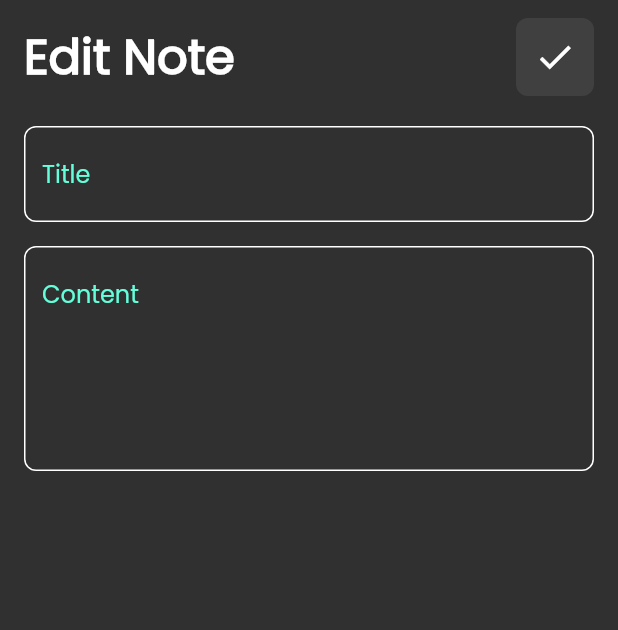
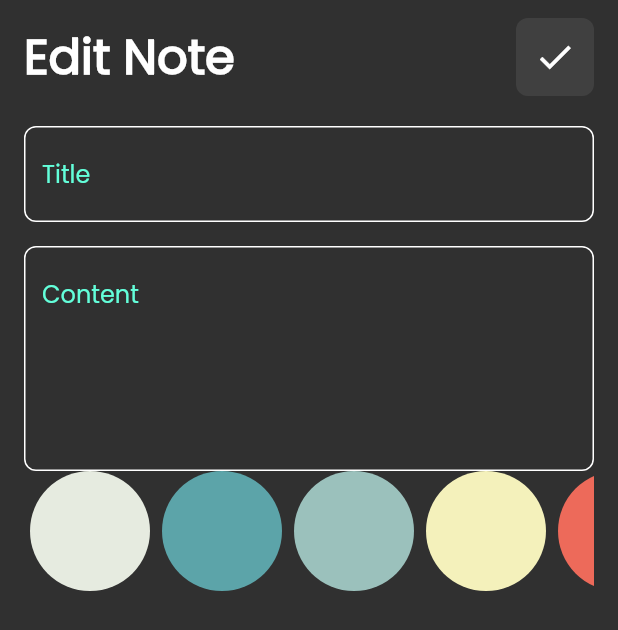
Before and after one commit to osamaahmedalsharabi/note_app, a Flutter app: the EditNoteView screen opened directly with empty values, on a phone screen of 412 x 824 dp. Shown: the top 630 px of the screen. Run offline on Flutter 3.47's test engine with Material 3 defaults, Android fonts, the phone set to English and light mode, and no system bars; our stand-ins replace flutter_bloc, hive, hive_flutter; accounts and stored records are empty.

Commit message:
add colors list for edit screen

```diff
--- /dev/null
+++ b/lib/views/widgets/edit_color_list_view_widget.dart
@@ -0,0 +1,72 @@
+import 'package:flutter/material.dart';
+import 'package:third_note_app/models/note_model.dart';
+
+class ColorItem extends StatelessWidget {
+  const ColorItem({
+    super.key,
+    required this.isActive,
+    required this.color,
+  });
+  final bool isActive;
+  final Color color;
+  @override
+  Widget build(BuildContext context) {
+    return CircleAvatar(
+      radius: 40,
+      backgroundColor: color,
+      child: isActive
+          ? const Icon(
+              Icons.done,
+              color: Colors.black,
+              size: 28,
+            )
+          : null,
+    );
+  }
+}
+
+class EditColorListViewWidget extends StatefulWidget {
+  final NoteModel note;
+  const EditColorListViewWidget({super.key, required this.note});
+
+  @override
+  State<EditColorListViewWidget> createState() => _EditColorListViewWidgetState();
+}
+
+class _EditColorListViewWidgetState extends State<EditColorListViewWidget> {
+  int? currentIndex;
+  List<Color> colors = [
+    const Color(0xffE6EBE0),
+    const Color(0xff5CA4A9),
+    const Color(0xff9BC1BC),
+    const Color(0xffF4F1BB),
+    const Color(0xffED6A5A),
+  ];
+
+  @override
+  Widget build(BuildContext context) {
+    return SizedBox(
+      height: 40 * 2,
+      child: ListView.builder(
+          scrollDirection: Axis.horizontal,
+          itemCount: colors.length,
+          itemBuilder: (context, index) {
+            return Padding(
+              padding: const EdgeInsets.symmetric(horizontal: 4.0),
+              child: GestureDetector(
+                onTap: () {
+                  currentIndex = index;
+                  setState(() {});
+                  widget.note.color = colors[index].value;
+                  widget.note.save();
+                },
+                child: ColorItem(
+                  color: colors[index],
+                  isActive: currentIndex == index,
+                ),
+              ),
+            );
+          }),
+    );
+  }
+}
--- a/lib/views/widgets/edit_note_view_body.dart
+++ b/lib/views/widgets/edit_note_view_body.dart
@@ -4,6 +4,7 @@ import 'package:third_note_app/cubit/fetch_notes/fetch_notes_cubit.dart';
 import 'package:third_note_app/models/note_model.dart';
 import 'package:third_note_app/views/widgets/custom_app_bar.dart';
 import 'package:third_note_app/views/widgets/custom_text_field_widget.dart';
+import 'package:third_note_app/views/widgets/edit_color_list_view_widget.dart';
 
 class EditNoteViewBody extends StatefulWidget {
   final NoteModel note;
@@ -51,6 +52,9 @@ class _EditNoteViewBodyState extends State<EditNoteViewBody> {
             hintText: "Content",
             maxLines: 5,
           ),
+          EditColorListViewWidget(
+            note: widget.note,
+          )
         ],
       ),
     );
```
